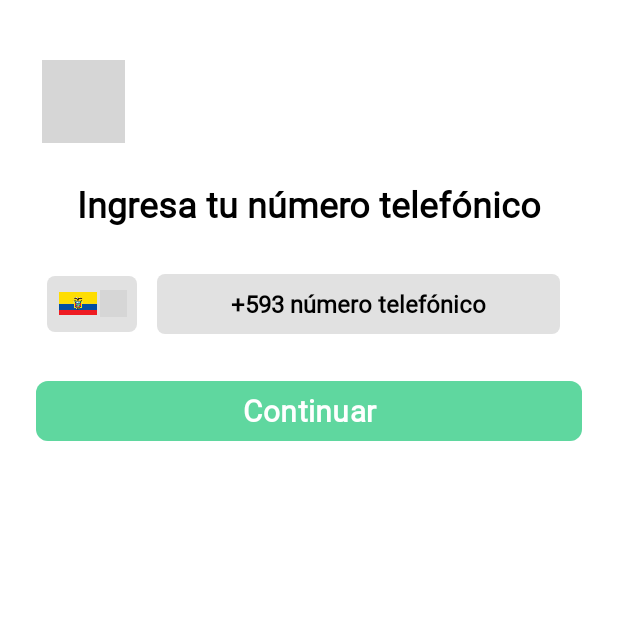
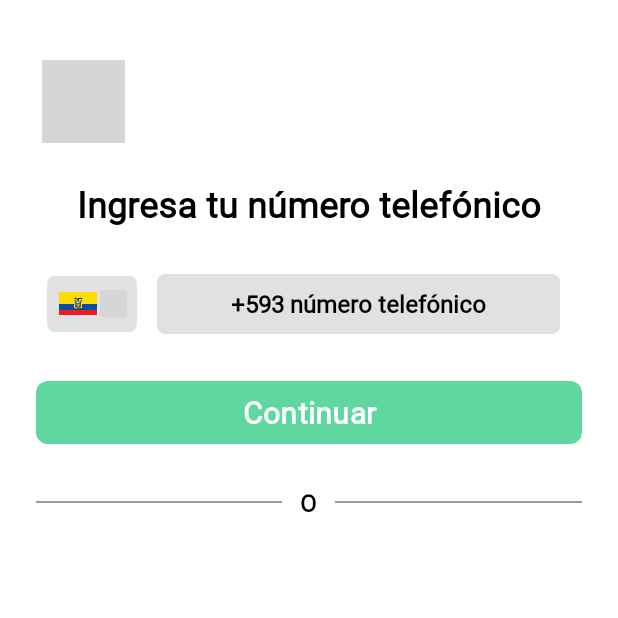
Before and after one commit to LuzAndrade7/Grupo7Deligo, an Android app: the screen it shows after launch (PhoneNumberActivity), on a phone screen of 412 x 824 dp, the top half of it. Run offline under Robolectric (Android 15) with nearby library versions, the phone set to English and light mode, and no system bars; grey boxes are pictures that could not be loaded.

Commit message:
separacion inicio sesion

```diff
--- a/app/src/main/res/layout/activity_phone_number.xml
+++ b/app/src/main/res/layout/activity_phone_number.xml
@@ -10,7 +10,7 @@
     <androidx.constraintlayout.widget.ConstraintLayout
         android:id="@+id/main"
         android:layout_width="match_parent"
-        android:layout_height="wrap_content">
+        android:layout_height="match_parent">
 
         <!-- Flecha de regreso -->
 
@@ -110,12 +110,12 @@
             </LinearLayout>
 
 
-    </LinearLayout>
+        </LinearLayout>
 
-    <com.google.android.material.button.MaterialButton
+        <com.google.android.material.button.MaterialButton
             android:id="@+id/buttonContinue"
             android:layout_width="0dp"
-            android:layout_height="48dp"
+            android:layout_height="50dp"
             android:layout_marginTop="20dp"
             android:backgroundTint="@color/colorContinue"
             app:cornerRadius="8dp"
@@ -129,7 +129,49 @@
             app:layout_constraintStart_toStartOf="parent"
             app:layout_constraintTop_toBottomOf="@id/phoneContainer" />
 
+        <LinearLayout
+            android:layout_width="0dp"
+            android:layout_height="wrap_content"
+            android:layout_marginTop="24dp"
+            android:orientation="horizontal"
+            android:gravity="center_vertical"
+            app:layout_constraintTop_toBottomOf="@id/buttonContinue"
+            app:layout_constraintStart_toStartOf="parent"
+            app:layout_constraintEnd_toEndOf="parent">
+
+            <!-- Línea izquierda -->
+            <View
+                android:layout_width="0dp"
+                android:layout_height="1dp"
+                android:layout_weight="1"
+                android:background="@color/Grey" />
+
+            <!-- Letra O -->
+            <TextView
+                android:layout_width="wrap_content"
+                android:layout_height="wrap_content"
+                android:layout_marginStart="12dp"
+                android:layout_marginEnd="12dp"
+                android:fontFamily="@font/montserrat"
+                android:text="@string/TextO"
+                android:textAlignment="center"
+                android:textColor="@color/black"
+                android:textSize="16sp"
+                android:textStyle="bold" />
+
+            <!-- Línea derecha -->
+            <View
+                android:layout_width="0dp"
+                android:layout_height="1dp"
+                android:layout_weight="1"
+                android:background="@color/Grey"/>
+        </LinearLayout>
+
+
+
+
     </androidx.constraintlayout.widget.ConstraintLayout>
 
 
+
 </ScrollView>
--- a/app/src/main/res/values/colors.xml
+++ b/app/src/main/res/values/colors.xml
@@ -11,6 +11,7 @@
     <color name="colorAccent">#FFD54F</color>          <!-- Amarillo acento -->
     <color name="textPrimary">#212121</color>
     <color name="colorContinue">#6606C169</color>
+    <color name="Grey">#999999</color>
 
 
 </resources>
--- a/app/src/main/res/values/strings.xml
+++ b/app/src/main/res/values/strings.xml
@@ -4,5 +4,6 @@
     <string name="IngresaNumero">Ingresa tu número telefónico</string>
     <string name="NumeroPais">+593  número telefónico</string>
     <string name="TextContinue">Continuar</string>
+    <string name="TextO">O</string>
 
 </resources>
```
